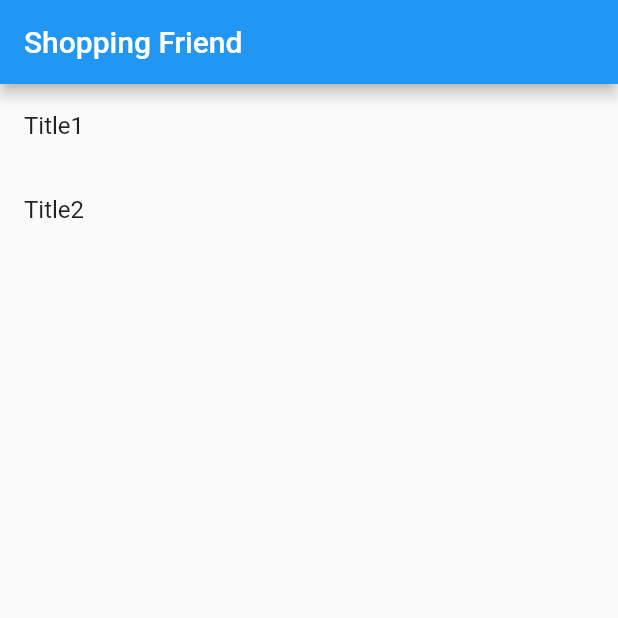
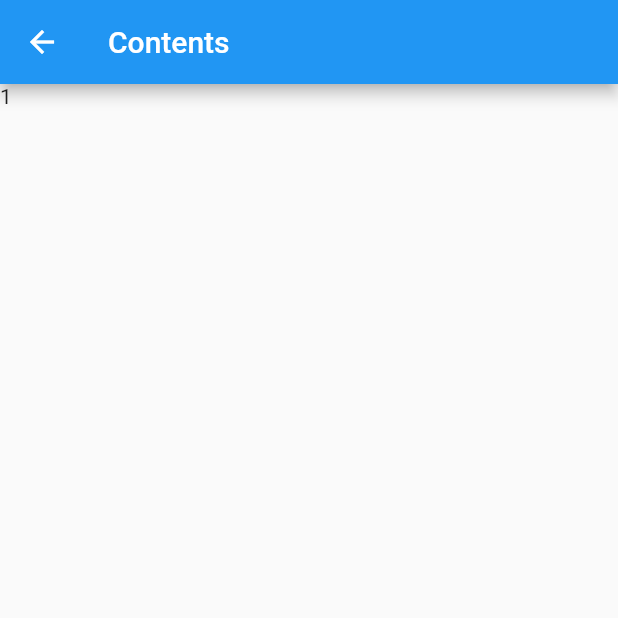
Before and after one commit to Wansuko-cmd/shopping_friend_flutter, a Flutter app: the screen it shows after launch, after a tap on "Title1", on a phone screen of 412 x 824 dp, the top half of it. Run offline on Flutter 3.47's test engine with Material 2 defaults, Android fonts, the phone set to English and light mode, and no system bars.

Commit message:
[add] contentsファイルを追加

```diff
--- /dev/null
+++ b/lib/views/content/content_page.dart
@@ -0,0 +1,18 @@
+import 'package:flutter/cupertino.dart';
+import 'package:flutter/material.dart';
+
+class ContentPage extends StatelessWidget{
+  final int id;
+
+  ContentPage(this.id);
+
+  @override
+  Widget build(BuildContext context) {
+    return Scaffold(
+      appBar: AppBar(
+        title: Text("Contents"),
+      ),
+      body: Text("$id"),
+    );
+  }
+}
--- a/lib/views/title/widgets/title_list_tile.dart
+++ b/lib/views/title/widgets/title_list_tile.dart
@@ -1,6 +1,7 @@
 import 'package:flutter/cupertino.dart';
 import 'package:flutter/material.dart';
 import 'package:shopping_friend_flutter/models/title_model.dart';
+import 'package:shopping_friend_flutter/views/content/content_page.dart';
 
 class TitleListTile extends StatelessWidget {
   final TitleModel title;
@@ -11,7 +12,14 @@ class TitleListTile extends StatelessWidget {
   Widget build(BuildContext context) {
     return InkWell(
       key: ValueKey(title.id),
-      onTap: (){},
+      onTap: (){
+        Navigator.push(
+          context,
+          MaterialPageRoute(
+            builder: (context) => ContentPage(title.id),
+          )
+        );
+      },
       child: ListTile(
         title: Text(title.name),
       ),
```
Also changed, not shown: lib/models/content_model.dart (added, +15 -0 lines).
